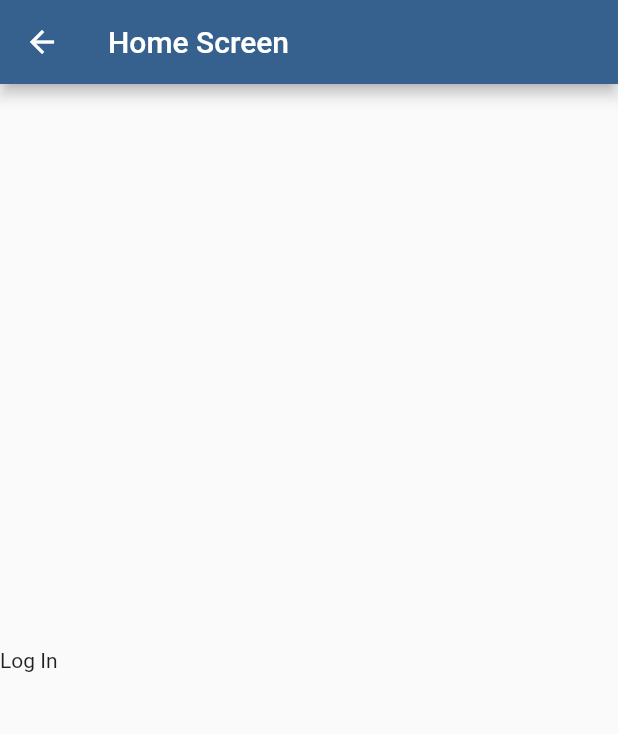
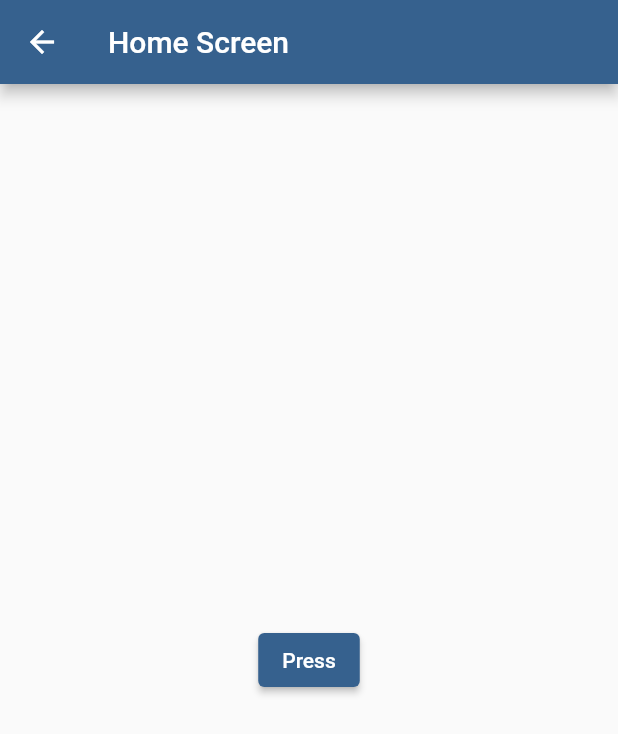
Before and after one commit to Avinash174/MVVM_Try_Provider, a Flutter app: the HomeScreen screen opened by its route, on a phone screen of 412 x 824 dp. Shown: the top 734 px of the screen. Run offline on Flutter 3.47's test engine with Material 2 defaults, Android fonts, the phone set to English and light mode, and no system bars; our stand-ins replace another_flushbar, fluttertoast.

Commit message:
new changes done

```diff
--- a/lib/screens/home.screen/home_screen.dart
+++ b/lib/screens/home.screen/home_screen.dart
@@ -1,32 +1,29 @@
 import 'package:flutter/material.dart';
-import 'package:mvvm_try/screens/login.screen/login_view_model.dart';
 import 'package:mvvm_try/utils/utils.dart';
-import 'package:provider/provider.dart';
 
 class HomeScreen extends StatelessWidget {
   const HomeScreen({super.key});
 
   @override
   Widget build(BuildContext context) {
-
     return Scaffold(
       appBar: AppBar(
         title: const Text('Home Screen'),
       ),
       body: Column(
         mainAxisAlignment: MainAxisAlignment.center,
-        children: [
-          Row(
+        crossAxisAlignment: CrossAxisAlignment.center,
         children: [
           Center(
             child: InkWell(
               onTap: () {
                 Utils.snackBar('Hello', context);
               },
-                  child: const Text('Log In'),
+              child: ElevatedButton(
+                onPressed: () {},
+                child: const Text('Press'),
               ),
             ),
-            ],
           ),
         ],
       ),
--- /dev/null
+++ b/lib/screens/signup.screen/signup_view_model.dart
@@ -0,0 +1,3 @@
+import 'package:flutter/foundation.dart';
+
+class SignViewModel with ChangeNotifier {}
```
Also changed, not shown: lib/screens/signup.screen/signup_screen.dart (added, +15 -0 lines). Lines whose indentation alone changed are shown as unchanged.
